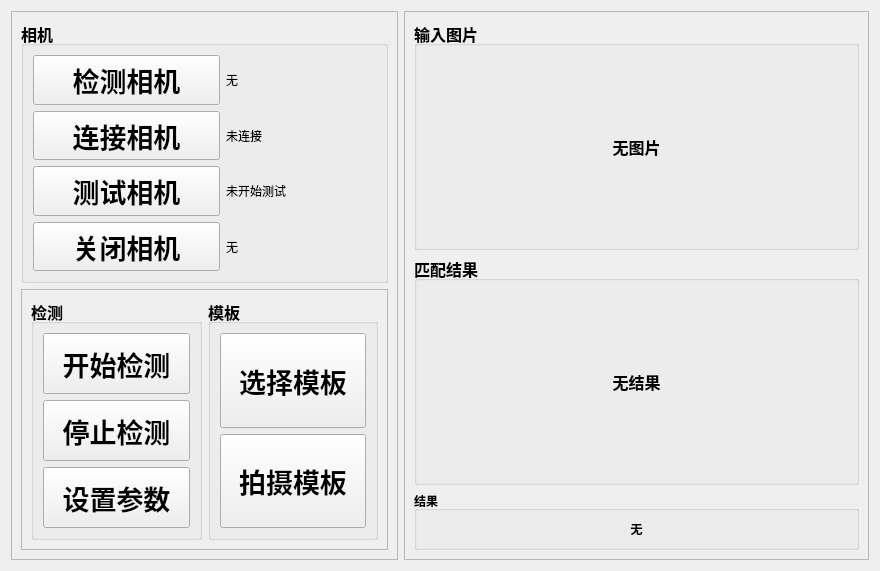
First picture: the form in MainWidget.ui, repository youngblood1998/helmet_detect, before the edit.
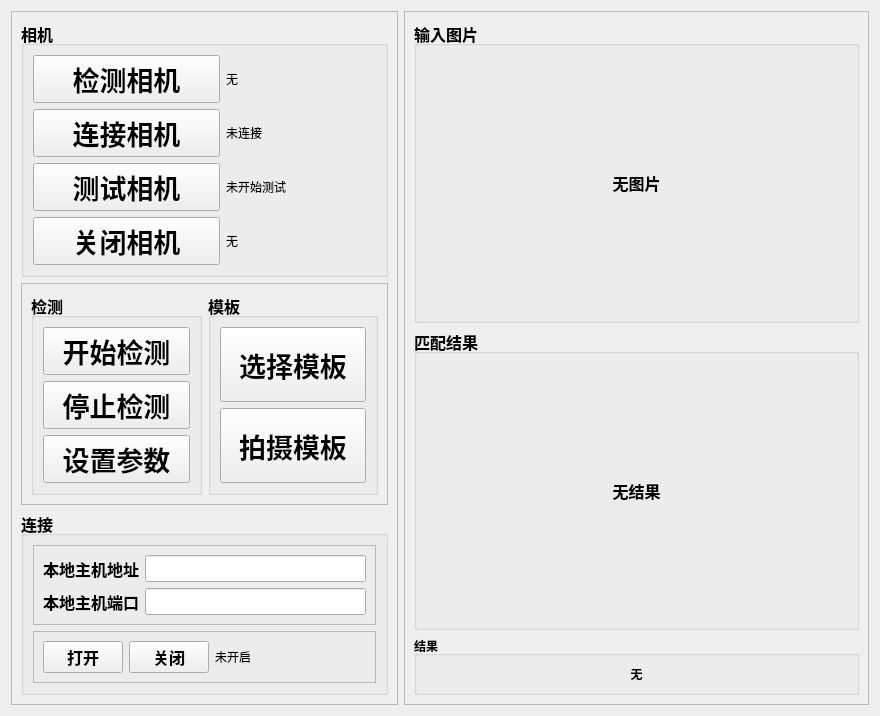
Second picture: the form after the edit.

```diff
--- a/MainWidget.ui
+++ b/MainWidget.ui
@@ -322,6 +322,98 @@
         </layout>
        </widget>
       </item>
+      <item>
+       <widget class="QGroupBox" name="groupBox_2">
+        <property name="font">
+         <font>
+          <pointsize>12</pointsize>
+          <weight>75</weight>
+          <bold>true</bold>
+         </font>
+        </property>
+        <property name="title">
+         <string>连接</string>
+        </property>
+        <layout class="QVBoxLayout" name="verticalLayout_10">
+         <item>
+          <widget class="QFrame" name="frame_4">
+           <property name="frameShape">
+            <enum>QFrame::StyledPanel</enum>
+           </property>
+           <property name="frameShadow">
+            <enum>QFrame::Raised</enum>
+           </property>
+           <layout class="QGridLayout" name="gridLayout_2">
+            <item row="0" column="0">
+             <widget class="QLabel" name="labAdr">
+              <property name="text">
+               <string>本地主机地址</string>
+              </property>
+             </widget>
+            </item>
+            <item row="0" column="1">
+             <widget class="QLineEdit" name="lineEditAdr">
+              <property name="text">
+               <string/>
+              </property>
+             </widget>
+            </item>
+            <item row="1" column="0">
+             <widget class="QLabel" name="labPort">
+              <property name="text">
+               <string>本地主机端口</string>
+              </property>
+             </widget>
+            </item>
+            <item row="1" column="1">
+             <widget class="QLineEdit" name="lineEditPort"/>
+            </item>
+           </layout>
+          </widget>
+         </item>
+         <item>
+          <widget class="QFrame" name="frame_5">
+           <property name="frameShape">
+            <enum>QFrame::StyledPanel</enum>
+           </property>
+           <property name="frameShadow">
+            <enum>QFrame::Raised</enum>
+           </property>
+           <layout class="QHBoxLayout" name="horizontalLayout" stretch="1,1,2">
+            <item>
+             <widget class="QPushButton" name="btnTCPOpen">
+              <property name="text">
+               <string>打开</string>
+              </property>
+             </widget>
+            </item>
+            <item>
+             <widget class="QPushButton" name="btnTCPClose">
+              <property name="text">
+               <string>关闭</string>
+              </property>
+             </widget>
+            </item>
+            <item>
+             <widget class="QLabel" name="labTCP">
+              <property name="font">
+               <font>
+                <pointsize>9</pointsize>
+                <weight>50</weight>
+                <bold>false</bold>
+               </font>
+              </property>
+              <property name="text">
+               <string>未开启</string>
+              </property>
+             </widget>
+            </item>
+           </layout>
+          </widget>
+         </item>
+        </layout>
+       </widget>
+      </item>
      </layout>
     </widget>
    </item>
```
Left out of the diff: 2 changed lines with no effect on the pictures.
